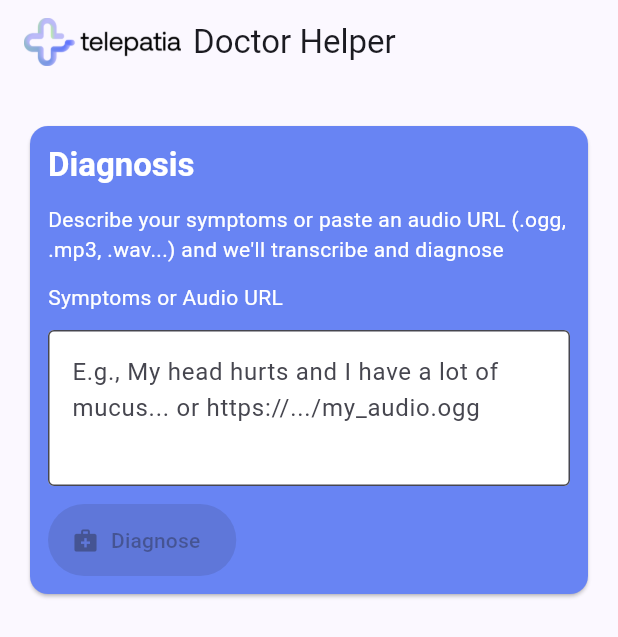
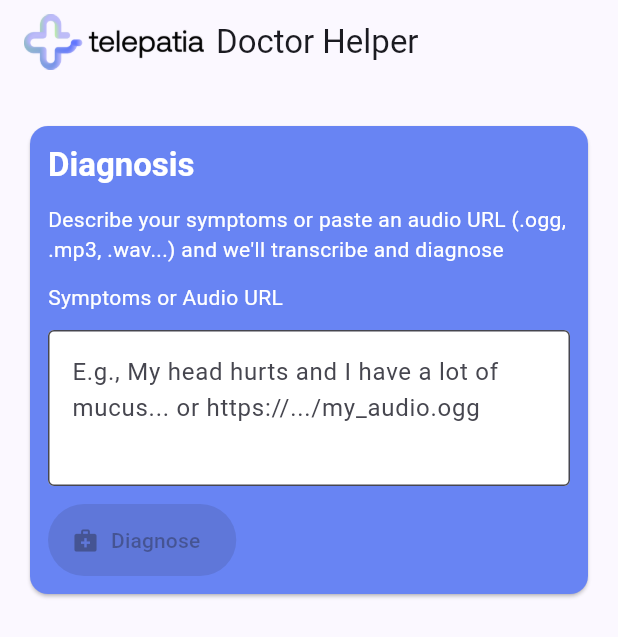
Before and after one commit to hfunescom/telepatia-ai-techtest-frontend, a Flutter app: the screen it shows after launch, on a phone screen of 412 x 824 dp. Shown: the top 637 px of the screen. Run offline on Flutter 3.47's test engine with Material 3 defaults, Android fonts, the light colour scheme and no system bars.

Commit message:
fix: adjust Telepatía logo width

```diff
--- a/telepatia_ai_techtest_frontend/lib/screens/home_screen.dart
+++ b/telepatia_ai_techtest_frontend/lib/screens/home_screen.dart
@@ -82,7 +82,7 @@
       appBar: AppBar(
         title: Row(
           children: [
-            Image.asset('assets/images/telepatia_logo.png', height: 32),
+            Image.asset('assets/images/telepatia_logo.png', width: 120),
             const SizedBox(width: 8),
             const Text('Doctor Helper'),
           ],
```
